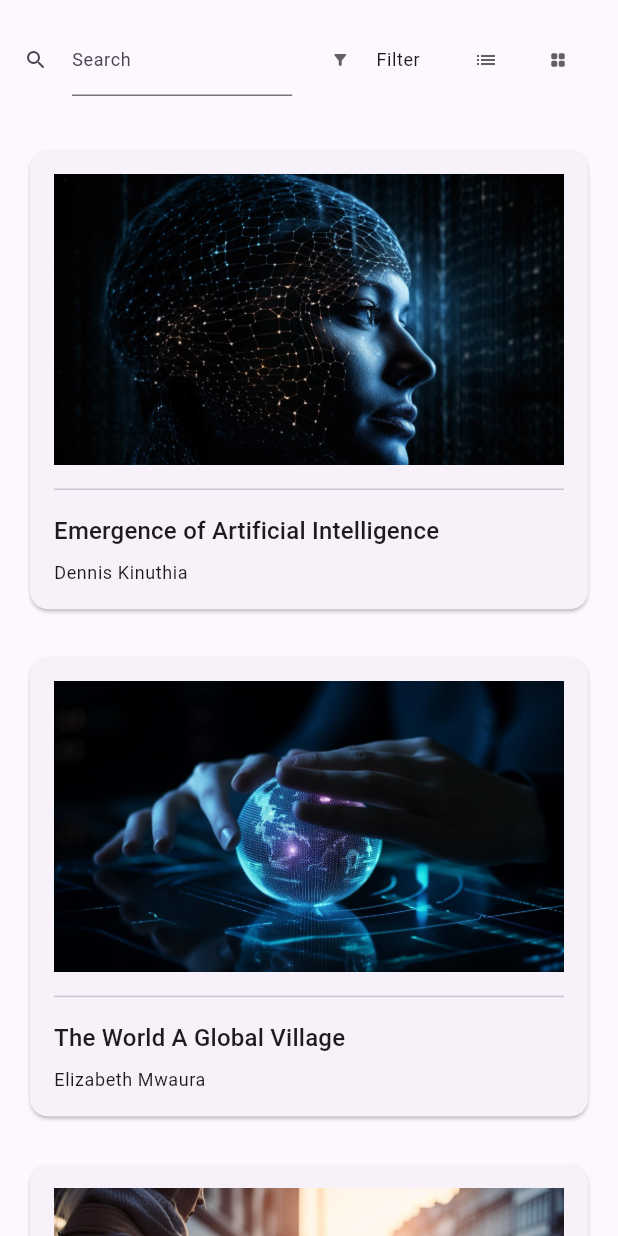
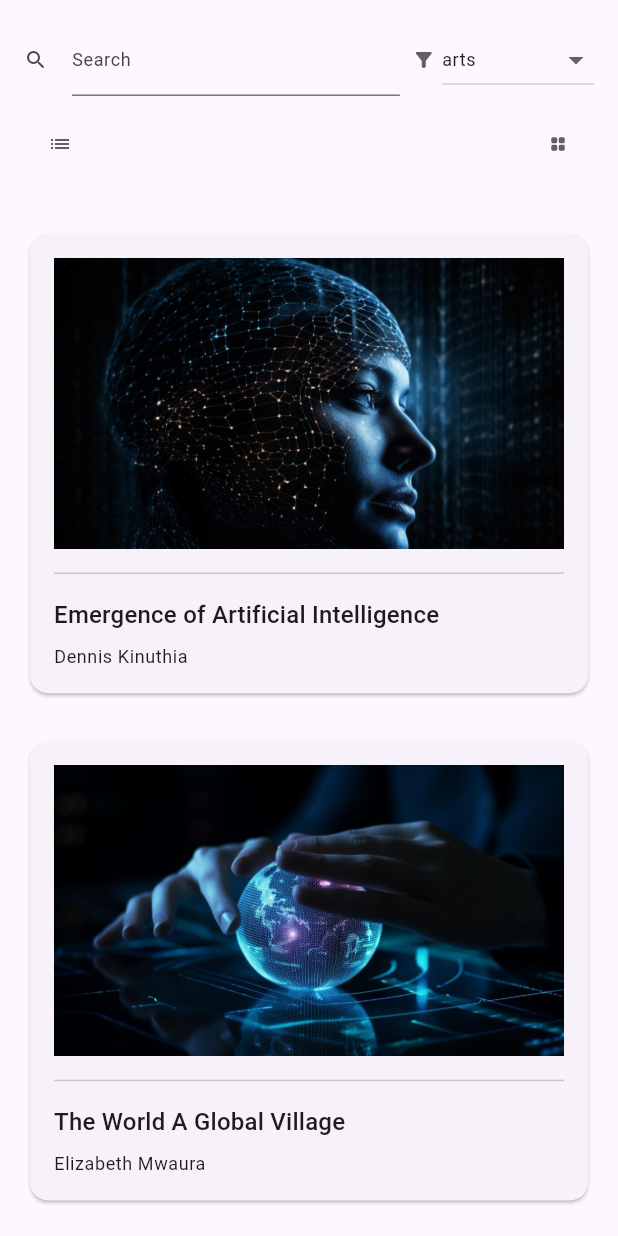
Before and after one commit to qoo-git/nty-stories-flutter, a Flutter app: the screen it shows after launch, after a tap on the "list" icon, after a tap on the "grid view" icon, on a phone screen of 412 x 824 dp. Run offline on Flutter 3.47's test engine with Material 2 defaults, Android fonts, the phone set to English and light mode, and no system bars; drawn by our look-alikes of flutter_layout_grid; our stand-ins replace flutter_riverpod, go_router, rxdart, url_strategy, webview_flutter.

Commit message:
filter dropdown menu UI

```diff
--- /dev/null
+++ b/lib/src/constants/filter_options.dart
@@ -0,0 +1,25 @@
+List<String> filterOptions = [
+  'arts',
+  'automobiles',
+  'business',
+  'fashion',
+  'food',
+  'health',
+  'home',
+  'insider',
+  'magazine',
+  'movies',
+  'obituaries',
+  'opinion',
+  'politics',
+  'realestate',
+  'science',
+  'sports',
+  'sundayreview',
+  'technology',
+  'theater',
+  'travel',
+  'upshot',
+  'us',
+  'world',
+];
--- a/lib/src/features/feed/presentation/components/filter_button.dart
+++ b/lib/src/features/feed/presentation/components/filter_button.dart
@@ -1,29 +1,44 @@
 import 'package:flutter/material.dart';
 import 'package:nyt/src/constants/app_sizes.dart';
+import 'package:nyt/src/constants/filter_options.dart';
 
-class FilterButton extends StatelessWidget {
+class FilterButton extends StatefulWidget {
   const FilterButton({super.key});
 
   @override
+  State<FilterButton> createState() => _FilterButtonState();
+}
+
+class _FilterButtonState extends State<FilterButton> {
+  var _dropdownValue = filterOptions.first;
+  @override
   Widget build(BuildContext context) {
     return Row(
-      mainAxisAlignment: MainAxisAlignment.spaceBetween,
-      children: <Widget>[
-        // TODO: gesture detectors
-        IconButton(
-          onPressed: () {
-            //TODO: filter results
+      children: [
+        Icon(
+          Icons.filter_alt_rounded,
+          size: Sizes.p16,
+          color: Colors.grey[700],
+        ),
+        const SizedBox(
+          width: Sizes.p4,
+        ),
+        DropdownButton<String>(
+          value: _dropdownValue,
+          elevation: 0,
+          style: Theme.of(context).textTheme.bodySmall,
+          items: filterOptions.map<DropdownMenuItem<String>>((String value) {
+            return DropdownMenuItem<String>(
+              value: value,
+              child: Text(value),
+            );
+          }).toList(),
+          onChanged: (String? value) {
+            setState(() {
+              _dropdownValue = value!;
+            });
           },
-          icon: Icon(
-            Icons.filter_alt_rounded,
-            size: Sizes.p12,
-            color: Colors.grey[700],
-          ),
         ),
-        Text(
-          'Filter',
-          style: Theme.of(context).textTheme.bodySmall,
-        )
       ],
     );
   }
--- a/lib/src/features/feed/presentation/components/search_and_filter_bar.dart
+++ b/lib/src/features/feed/presentation/components/search_and_filter_bar.dart
@@ -3,7 +3,6 @@ import 'package:nyt/src/constants/app_sizes.dart';
 import 'package:nyt/src/features/feed/presentation/components/filter_button.dart';
 import 'package:nyt/src/features/feed/presentation/components/search_field.dart';
 import 'package:nyt/src/features/feed/presentation/components/view_option_state.dart';
-import 'package:nyt/src/features/feed/presentation/components/view_options.dart';
 
 class SearchAndFilterBar extends StatelessWidget {
   const SearchAndFilterBar({super.key, required this.viewOption});
@@ -12,17 +11,13 @@ class SearchAndFilterBar extends StatelessWidget {
 
   @override
   Widget build(BuildContext context) {
-    return Row(
+    return const Row(
       mainAxisAlignment: MainAxisAlignment.center,
       crossAxisAlignment: CrossAxisAlignment.start,
       children: <Widget>[
-        const Expanded(child: SearchTextField()),
-        const SizedBox(width: Sizes.p8),
-        const FilterButton(),
-        const SizedBox(width: Sizes.p20),
-        ViewOptions(
-          viewOption: viewOption,
-        ),
+        Expanded(child: SearchTextField()),
+        SizedBox(width: Sizes.p8),
+        FilterButton(),
       ],
     );
   }
--- a/lib/src/features/feed/presentation/feed_page.dart
+++ b/lib/src/features/feed/presentation/feed_page.dart
@@ -4,6 +4,7 @@ import 'package:nyt/src/constants/app_sizes.dart';
 import 'package:nyt/src/features/feed/presentation/components/feed_viewer.dart';
 import 'package:nyt/src/features/feed/presentation/components/search_and_filter_bar.dart';
 import 'package:nyt/src/features/feed/presentation/components/view_option_state.dart';
+import 'package:nyt/src/features/feed/presentation/components/view_options.dart';
 
 class FeedPage extends StatefulWidget {
   const FeedPage({
@@ -55,8 +56,19 @@ class _FeedPageState extends State<FeedPage> {
           slivers: <Widget>[
             ResponsiveSliverCenter(
               padding: const EdgeInsets.all(Sizes.p16),
-              child: SearchAndFilterBar(
-                viewOption: widget.viewOption,
+              child: Column(
+                crossAxisAlignment: CrossAxisAlignment.start,
+                children: [
+                  SearchAndFilterBar(
+                    viewOption: widget.viewOption,
+                  ),
+                  const SizedBox(
+                    height: Sizes.p8,
+                  ),
+                  ViewOptions(
+                    viewOption: widget.viewOption,
+                  ),
+                ],
               ),
             ),
             ResponsiveSliverCenter(
```
